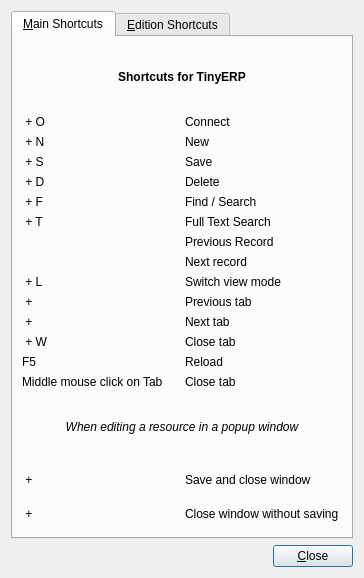
The window that bin/ui/shortcuts.ui (xrg/openerp-client-kde) describes before a commit, drawn with Qt 5.
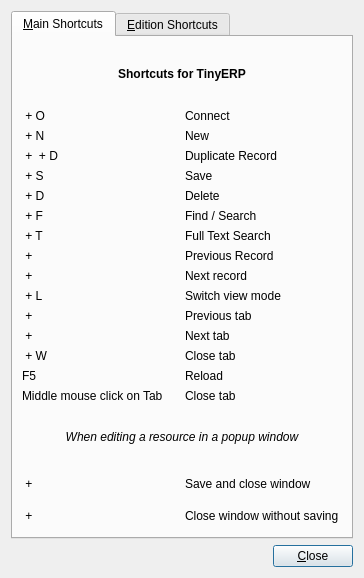
The same window after the commit. Icons and pictures are not drawn.

Commit message: Document Ctrl + Shift + D (Duplicate) Record Shortcut

What changed in the file:
```diff
--- a/bin/ui/shortcuts.ui
+++ b/bin/ui/shortcuts.ui
@@ -60,174 +60,188 @@
            </property>
           </widget>
          </item>
-         <item row="2" column="0" >
+         <item row="3" column="0" >
           <widget class="QLabel" name="label_19" >
            <property name="text" >
             <string>&lt;Ctrl> + S</string>
            </property>
           </widget>
          </item>
-         <item row="2" column="1" >
+         <item row="3" column="1" >
           <widget class="QLabel" name="label_20" >
            <property name="text" >
             <string>Save</string>
            </property>
           </widget>
          </item>
-         <item row="3" column="0" >
+         <item row="4" column="0" >
           <widget class="QLabel" name="label_21" >
            <property name="text" >
             <string>&lt;Ctrl> + D</string>
            </property>
           </widget>
          </item>
-         <item row="3" column="1" >
+         <item row="4" column="1" >
           <widget class="QLabel" name="label_22" >
            <property name="text" >
             <string>Delete</string>
            </property>
           </widget>
          </item>
-         <item row="4" column="0" >
+         <item row="5" column="0" >
           <widget class="QLabel" name="label_23" >
            <property name="text" >
             <string>&lt;Ctrl> + F</string>
            </property>
           </widget>
          </item>
-         <item row="4" column="1" >
+         <item row="5" column="1" >
           <widget class="QLabel" name="label_24" >
            <property name="text" >
             <string>Find / Search</string>
            </property>
           </widget>
          </item>
-         <item row="5" column="0" >
+         <item row="6" column="0" >
           <widget class="QLabel" name="label_42" >
            <property name="text" >
             <string>&lt;Ctrl> + T</string>
            </property>
           </widget>
          </item>
-         <item row="5" column="1" >
+         <item row="6" column="1" >
           <widget class="QLabel" name="label_43" >
            <property name="text" >
             <string>Full Text Search</string>
            </property>
           </widget>
          </item>
-         <item row="6" column="0" >
+         <item row="7" column="0" >
           <widget class="QLabel" name="label_25" >
            <property name="text" >
-            <string>&lt;PgUp></string>
+            <string>&lt;Alt> + &lt;PgUp></string>
            </property>
           </widget>
          </item>
-         <item row="6" column="1" >
+         <item row="7" column="1" >
           <widget class="QLabel" name="label_26" >
            <property name="text" >
             <string>Previous Record</string>
            </property>
           </widget>
          </item>
-         <item row="7" column="0" >
+         <item row="8" column="0" >
           <widget class="QLabel" name="label_27" >
            <property name="text" >
-            <string>&lt;PgDn></string>
+            <string>&lt;Alt> + &lt;PgDn></string>
            </property>
           </widget>
          </item>
-         <item row="7" column="1" >
+         <item row="8" column="1" >
           <widget class="QLabel" name="label_28" >
            <property name="text" >
             <string>Next record</string>
            </property>
           </widget>
          </item>
-         <item row="8" column="0" >
+         <item row="9" column="0" >
           <widget class="QLabel" name="label_29" >
            <property name="text" >
             <string>&lt;Ctrl> + L</string>
            </property>
           </widget>
          </item>
-         <item row="8" column="1" >
+         <item row="9" column="1" >
           <widget class="QLabel" name="label_30" >
            <property name="text" >
             <string>Switch view mode</string>
            </property>
           </widget>
          </item>
-         <item row="9" column="0" >
+         <item row="10" column="0" >
           <widget class="QLabel" name="label_31" >
            <property name="text" >
             <string>&lt;Ctrl> + &lt;PgUp></string>
            </property>
           </widget>
          </item>
-         <item row="9" column="1" >
+         <item row="10" column="1" >
           <widget class="QLabel" name="label_32" >
            <property name="text" >
             <string>Previous tab</string>
            </property>
           </widget>
          </item>
-         <item row="10" column="0" >
+         <item row="11" column="0" >
           <widget class="QLabel" name="label_33" >
            <property name="text" >
             <string>&lt;Ctrl> + &lt;PgDn></string>
            </property>
           </widget>
          </item>
-         <item row="10" column="1" >
+         <item row="11" column="1" >
           <widget class="QLabel" name="label_34" >
            <property name="text" >
             <string>Next tab</string>
            </property>
           </widget>
          </item>
-         <item row="11" column="0" >
+         <item row="12" column="0" >
           <widget class="QLabel" name="label_35" >
            <property name="text" >
             <string>&lt;Ctrl> + W</string>
            </property>
           </widget>
          </item>
-         <item row="11" column="1" >
+         <item row="12" column="1" >
           <widget class="QLabel" name="label_36" >
            <property name="text" >
             <string>Close tab</string>
            </property>
           </widget>
          </item>
-         <item row="12" column="0" >
+         <item row="13" column="0" >
           <widget class="QLabel" name="label_44" >
            <property name="text" >
             <string>F5</string>
            </property>
           </widget>
          </item>
-         <item row="12" column="1" >
+         <item row="13" column="1" >
           <widget class="QLabel" name="label_46" >
            <property name="text" >
             <string>Reload</string>
            </property>
           </widget>
          </item>
-         <item row="13" column="0" >
+         <item row="14" column="0" >
           <widget class="QLabel" name="label_45" >
            <property name="text" >
             <string>Middle mouse click on Tab</string>
            </property>
           </widget>
          </item>
-         <item row="13" column="1" >
+         <item row="14" column="1" >
           <widget class="QLabel" name="label_47" >
            <property name="text" >
             <string>Close tab</string>
            </property>
           </widget>
          </item>
+         <item row="2" column="0" >
+          <widget class="QLabel" name="label_48" >
+           <property name="text" >
+            <string>&lt;Ctrl> + &lt;Shift> + D</string>
+           </property>
+          </widget>
+         </item>
+         <item row="2" column="1" >
+          <widget class="QLabel" name="label_49" >
+           <property name="text" >
+            <string>Duplicate Record</string>
+           </property>
+          </widget>
+         </item>
         </layout>
        </item>
        <item>
```
